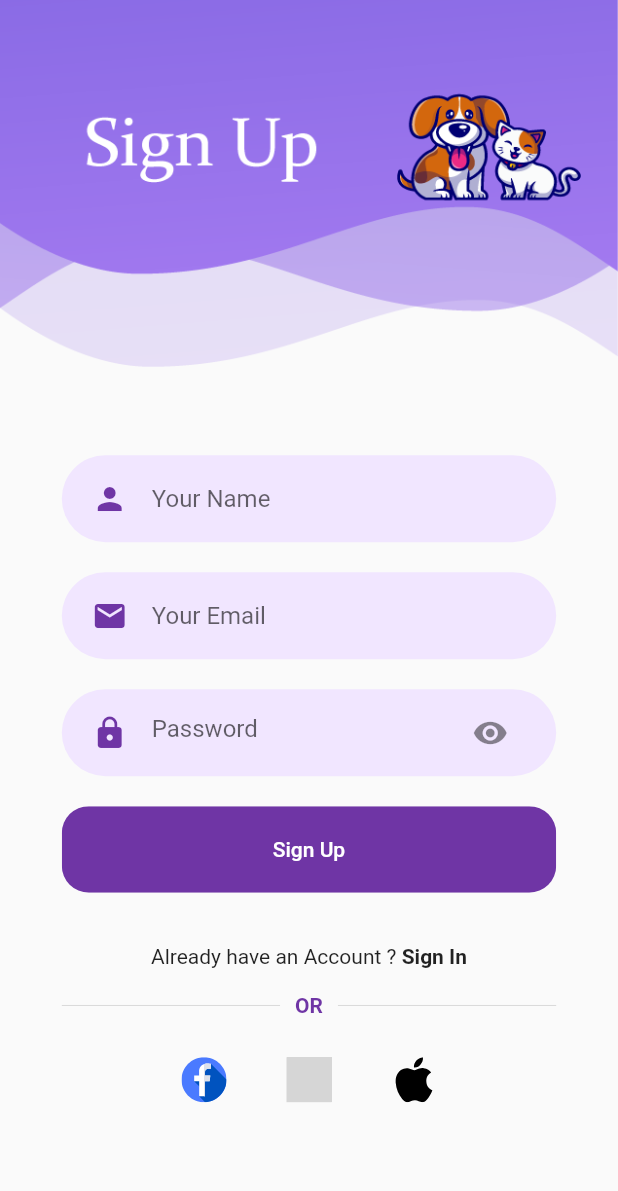
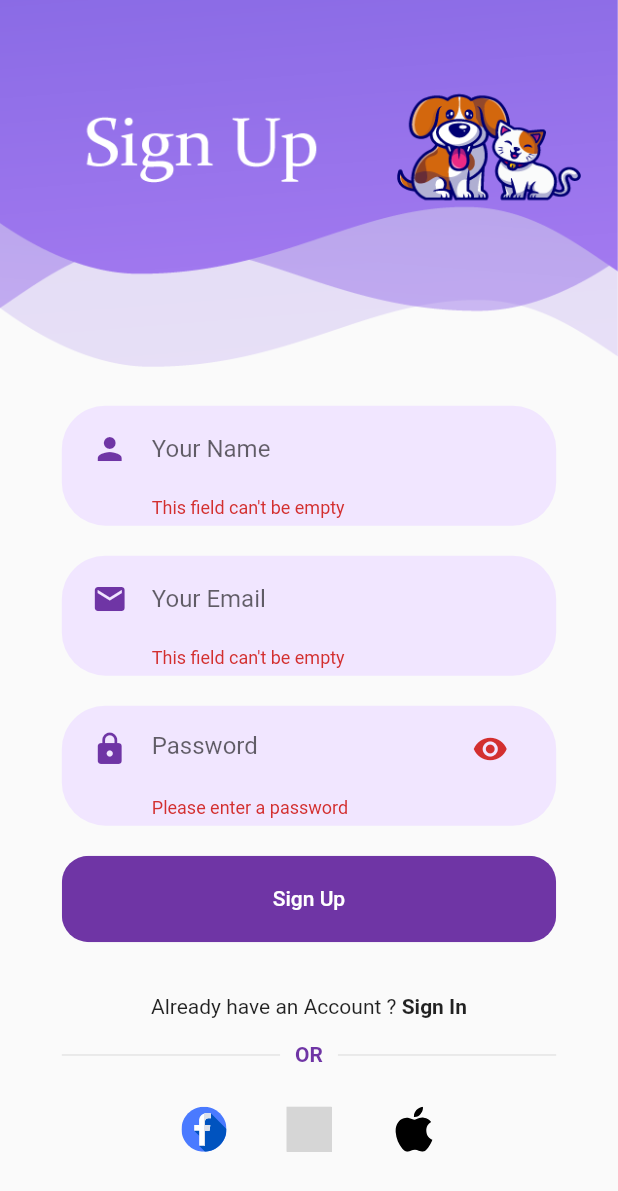
Before and after one commit to supunnilakshana/pet1, a Flutter app: the SignupScreen screen opened directly, after a tap on "Sign Up", on a phone screen of 412 x 824 dp. Shown: the top 1191 px of the screen. Run offline on Flutter 3.47's test engine with Material 2 defaults, Android fonts, the phone set to English and light mode, and no system bars; our stand-ins replace firebase_auth, firebase_core, flutter_svg, google_fonts, google_sign_in; missing offline and left inert: flutter_facebook_auth; accounts and stored records are empty; network calls fail; grey boxes are pictures that could not be loaded.

Commit message:
email_auth_and_validation

```diff
--- a/lib/controllers/authentication/email/email_auth.dart
+++ b/lib/controllers/authentication/email/email_auth.dart
@@ -1,24 +1,46 @@
 import 'package:firebase_auth/firebase_auth.dart';
+import 'package:flutter/material.dart';
 
-class EmailAuth {
+class EmailAuth extends ChangeNotifier {
   final FirebaseAuth auth = FirebaseAuth.instance;
 
-  Future<User> handleSignInEmail(String email, String password) async {
-    UserCredential result =
-        await auth.signInWithEmailAndPassword(email: email, password: password);
-    final User user = result.user!;
+  Future<int> emailsignUp(String em, String pw) async {
+    int r = 0;
+    try {
+      UserCredential userCredential = await FirebaseAuth.instance
+          .createUserWithEmailAndPassword(email: em, password: pw);
+    } on FirebaseAuthException catch (e) {
+      if (e.code == 'weak-password') {
+        print('The password provided is too weak.');
+        r = 1;
+      } else if (e.code == 'email-already-in-use') {
+        print('The account already exists for that email.');
+        r = 2;
+      }
+    } catch (e) {
+      r = 3;
+      print(e);
+    }
 
-    return user;
+    notifyListeners();
+
+    return r;
   }
 
-  Future<User> handleSignUp(email, password) async {
-    print("ok1");
-    UserCredential result = await auth.createUserWithEmailAndPassword(
-        email: email, password: password);
-    print("ok1");
-    final User user = result.user!;
-    print("ok1");
-
-    return user;
+  Future emailsignIN(em, pw) async {
+    int r = 0;
+    try {
+      UserCredential userCredential = await FirebaseAuth.instance
+          .signInWithEmailAndPassword(email: em, password: pw);
+    } on FirebaseAuthException catch (e) {
+      if (e.code == 'user-not-found') {
+        r = 1;
+        print('No user found for that email.');
+      } else if (e.code == 'wrong-password') {
+        r = 2;
+        print('Wrong password provided for that user.');
+      }
+    }
+    return r;
   }
 }
--- a/lib/controllers/authentication/email/emailauthtest.dart
+++ b/lib/controllers/authentication/email/emailauthtest.dart
@@ -3,12 +3,10 @@ import 'package:firebase_auth/firebase_auth.dart';
 class Emtest {
   final FirebaseAuth auth = FirebaseAuth.instance;
 
-  Future etest() async {
+  Future etest(String em, String pw) async {
     try {
       UserCredential userCredential = await FirebaseAuth.instance
-          .createUserWithEmailAndPassword(
-              email: "barry.allen@example.com",
-              password: "SuperSecretPassword!");
+          .createUserWithEmailAndPassword(email: em, password: pw);
     } on FirebaseAuthException catch (e) {
       if (e.code == 'weak-password') {
         print('The password provided is too weak.');
--- /dev/null
+++ b/lib/controllers/validators/validate_handeler.dart
@@ -0,0 +1,29 @@
+class Validater {
+  static String? genaralvalid(String value) {
+    if (value.isEmpty) {
+      return "This field can't be empty";
+    }
+    return null;
+  }
+
+  static String? signupPassword(String value) {
+    if (value.isEmpty) {
+      return "Please enter a password";
+    } else if (value.length > 7) {
+      return "Password must be at least 7 characters";
+    }
+    return null;
+  }
+
+  static String? vaildemail(String email) {
+    bool emailValid = RegExp(
+            r"^[a-zA-Z0-9.a-zA-Z0-9.!#$%&'*+-/=?^_`{|}~]+@[a-zA-Z0-9]+\.[a-zA-Z]+")
+        .hasMatch(email);
+    if (email.isEmpty) {
+      return "This field can't be empty";
+    } else if (emailValid) {
+      return "Please enter a correct email";
+    }
+    return null;
+  }
+}
--- a/lib/screens/components/roundPasswordFiled.dart
+++ b/lib/screens/components/roundPasswordFiled.dart
@@ -1,5 +1,3 @@
-import 'dart:ui';
-
 import 'package:flutter/material.dart';
 
 import 'Textfiledcontainer.dart';
@@ -9,13 +7,16 @@ class RoundedPasswordfiled extends StatefulWidget {
   final String hintText;
   final IconData icon;
   final Function(String) change;
-  // final Function(String) onchange;
-  // final ValueChanged<String> onChange;
+  final Function(String?) save;
+  final String? Function(String?) valid;
+
   const RoundedPasswordfiled({
     Key? key,
     this.hintText = "Password",
     this.icon = Icons.lock,
-    required this.change, //required this.onchange,
+    required this.change,
+    required this.save,
+    required this.valid, //required this.onchange,
   }) : super(key: key);
 
   @override
@@ -28,9 +29,11 @@ class _RoundedPasswordfiledState extends State<RoundedPasswordfiled> {
   @override
   Widget build(BuildContext context) {
     return Textfiledcontainer(
-      child: TextField(
+      child: TextFormField(
         obscureText: isHidepassword,
         onChanged: widget.change,
+        onSaved: widget.save,
+        validator: widget.valid,
         decoration: InputDecoration(
             icon: Icon(Icons.lock, color: kprimaryColor),
             suffixIcon:
--- a/lib/screens/components/roundedtextFiled.dart
+++ b/lib/screens/components/roundedtextFiled.dart
@@ -3,29 +3,39 @@ import 'package:flutter/material.dart';
 import 'Textfiledcontainer.dart';
 import 'constansts.dart';
 
-class RoundedInput extends StatelessWidget {
+class RoundedInput extends StatefulWidget {
   final String hintText;
   final IconData icon;
   final Function(String) onchange;
-  // final ValueChanged<String> onChange;
+  final Function(String?) save;
+  final String? Function(String?) valid;
   const RoundedInput({
     Key? key,
     this.hintText = "Your Email",
     this.icon = Icons.person,
     required this.onchange,
+    required this.valid,
+    required this.save,
 
     //this.onChange?,
   }) : super(key: key);
 
   @override
+  _RoundedInputState createState() => _RoundedInputState();
+}
+
+class _RoundedInputState extends State<RoundedInput> {
+  @override
   Widget build(BuildContext context) {
     return Textfiledcontainer(
-      child: TextField(
+      child: TextFormField(
         // onChanged: onChange,
-        onChanged: onchange,
+        onChanged: widget.onchange,
+        onSaved: widget.save,
+        validator: widget.valid,
         decoration: InputDecoration(
-            icon: Icon(icon, color: kprimaryColor),
-            hintText: hintText,
+            icon: Icon(widget.icon, color: kprimaryColor),
+            hintText: widget.hintText,
             border: InputBorder.none),
       ),
     );
--- a/lib/screens/login/compt/body.dart
+++ b/lib/screens/login/compt/body.dart
@@ -1,7 +1,8 @@
 import 'package:flutter/material.dart';
-import 'package:pet1/controllers/authentication/email/emailauthtest.dart';
+import 'package:pet1/controllers/authentication/email/email_auth.dart';
 import 'package:pet1/controllers/authentication/facebook/facebook_auth.dart';
 import 'package:pet1/controllers/authentication/google/GoogleSignAuth.dart';
+import 'package:pet1/controllers/validators/validate_handeler.dart';
 import 'package:pet1/screens/components/already_have_an_account_acheck.dart';
 import 'package:pet1/screens/components/constansts.dart';
 import 'package:pet1/screens/components/or_divider.dart';
@@ -13,18 +14,27 @@ import 'package:pet1/screens/login/compt/backgound.dart';
 import 'package:pet1/screens/signup/signup_screen.dart';
 import 'package:provider/provider.dart';
 
-class Body extends StatelessWidget {
+class Body extends StatefulWidget {
   const Body({
     Key? key,
   }) : super(key: key);
 
   @override
+  _BodyState createState() => _BodyState();
+}
+
+class _BodyState extends State<Body> {
+  final GlobalKey<FormState> _formKey = GlobalKey<FormState>();
+  @override
   Widget build(BuildContext context) {
     Size size = MediaQuery.of(context).size;
     String _email = "";
     String _password = "";
+    var emailauth = EmailAuth();
     return SingleChildScrollView(
       child: Background(
+        child: Form(
+          key: _formKey,
           child: Column(
             mainAxisAlignment: MainAxisAlignment.center,
             children: <Widget>[
@@ -37,21 +47,33 @@ class Body extends StatelessWidget {
                   _email = text;
                   print(text);
                 },
+                valid: (text) {
+                  return Validater.genaralvalid(text!);
+                },
+                save: (value) {},
+
                 // onChange: (value) {},
               ),
               RoundedPasswordfiled(
                 change: (text) {
                   _password = text;
                 },
+                valid: (text) {
+                  return Validater.genaralvalid(text!);
+                },
+                save: (text) {},
               ),
               RoundedButton(
                 text: "Login",
                 onpress: () {
+                  if (_formKey.currentState!.validate()) {
                     print("press login");
                     print(_email);
                     print(_password);
-                var em = Emtest();
-                em.etest();
+                    emailauth.emailsignIN(_email, _password);
+                  } else {
+                    print("Not Complete");
+                  }
                 },
                 color: kprimaryColor,
                 textcolor: Colors.white,
@@ -85,7 +107,8 @@ class Body extends StatelessWidget {
                   SocalIcon(
                     iconSrc: "assets/icons/google-symbol.svg",
                     press: () {
-                    final provider = Provider.of<GoogleSignInProvider>(context,
+                      final provider = Provider.of<GoogleSignInProvider>(
+                          context,
                           listen: false);
                       provider.googleLogin();
                     },
@@ -99,6 +122,7 @@ class Body extends StatelessWidget {
             ],
           ),
         ),
+      ),
     );
   }
 }
--- a/lib/screens/signup/compt/body.dart
+++ b/lib/screens/signup/compt/body.dart
@@ -1,7 +1,7 @@
-import 'package:firebase_core/firebase_core.dart';
 import 'package:flutter/material.dart';
-import 'package:firebase_auth/firebase_auth.dart';
 import 'package:pet1/controllers/authentication/email/email_auth.dart';
+import 'package:pet1/controllers/authentication/google/GoogleSignAuth.dart';
+import 'package:pet1/controllers/validators/validate_handeler.dart';
 import 'package:pet1/screens/components/already_have_an_account_acheck.dart';
 import 'package:pet1/screens/components/constansts.dart';
 import 'package:pet1/screens/components/or_divider.dart';
@@ -9,8 +9,8 @@ import 'package:pet1/screens/components/roundPasswordFiled.dart';
 import 'package:pet1/screens/components/roundedbutton.dart';
 import 'package:pet1/screens/components/roundedtextFiled.dart';
 import 'package:pet1/screens/components/social_icon.dart';
-import 'package:pet1/screens/dashboard/dashboard_screen.dart';
 import 'package:pet1/screens/login/loginscreen.dart';
+import 'package:provider/provider.dart';
 
 import 'backgound.dart';
 
@@ -26,9 +26,11 @@ class Body extends StatelessWidget {
     String _password = "";
     String _name = "";
     var emailauth = EmailAuth();
-
+    final GlobalKey<FormState> _formKey = GlobalKey<FormState>();
     return SingleChildScrollView(
       child: Background(
+        child: Form(
+          key: _formKey,
           child: Column(
             mainAxisAlignment: MainAxisAlignment.center,
             children: <Widget>[
@@ -44,6 +46,10 @@ class Body extends StatelessWidget {
                   print(text);
                 },
                 hintText: "Your Name",
+                valid: (text) {
+                  return Validater.genaralvalid(text!);
+                },
+                save: (value) {},
               ),
               RoundedInput(
                 onchange: (text) {
@@ -52,11 +58,19 @@ class Body extends StatelessWidget {
                 },
                 hintText: "Your Email",
                 icon: Icons.mail,
+                valid: (text) {
+                  return Validater.vaildemail(text!);
+                },
+                save: (value) {},
               ),
               RoundedPasswordfiled(
                 change: (text) {
                   _password = text;
                 },
+                valid: (text) {
+                  return Validater.signupPassword(text!);
+                },
+                save: (text) {},
               ),
               RoundedButton(
                 text: "Sign Up",
@@ -65,12 +79,20 @@ class Body extends StatelessWidget {
                   print(_email);
                   print(_password);
                   print(_name);
-                emailauth.handleSignUp(_email, _password).then((user) {
+                  if (_formKey.currentState!.validate()) {
+                    Future<int> r = emailauth.emailsignUp(_email, _password);
                     Navigator.push(
                       context,
-                      new MaterialPageRoute(
-                          builder: (context) => new Dasboard()));
-                }).catchError((e) => (e));
+                      MaterialPageRoute(
+                        builder: (context) {
+                          return LoginScreen();
+                        },
+                      ),
+                    );
+                    print("logged");
+                  } else {
+                    print("not complet");
+                  }
                 },
                 color: kprimaryColor,
                 textcolor: Colors.white,
@@ -99,7 +121,12 @@ class Body extends StatelessWidget {
                   ),
                   SocalIcon(
                     iconSrc: "assets/icons/google-symbol.svg",
-                  press: () {},
+                    press: () {
+                      final provider = Provider.of<GoogleSignInProvider>(
+                          context,
+                          listen: false);
+                      provider.googleLogin();
+                    },
                   ),
                   SocalIcon(
                     iconSrc: "assets/icons/apple-logo.svg",
@@ -110,6 +137,7 @@ class Body extends StatelessWidget {
             ],
           ),
         ),
+      ),
     );
   }
 }
```
Also changed, not shown: lib/screens/dashboard/dashboard_screen.dart (+31 -3 lines). Lines whose indentation alone changed are shown as unchanged.
